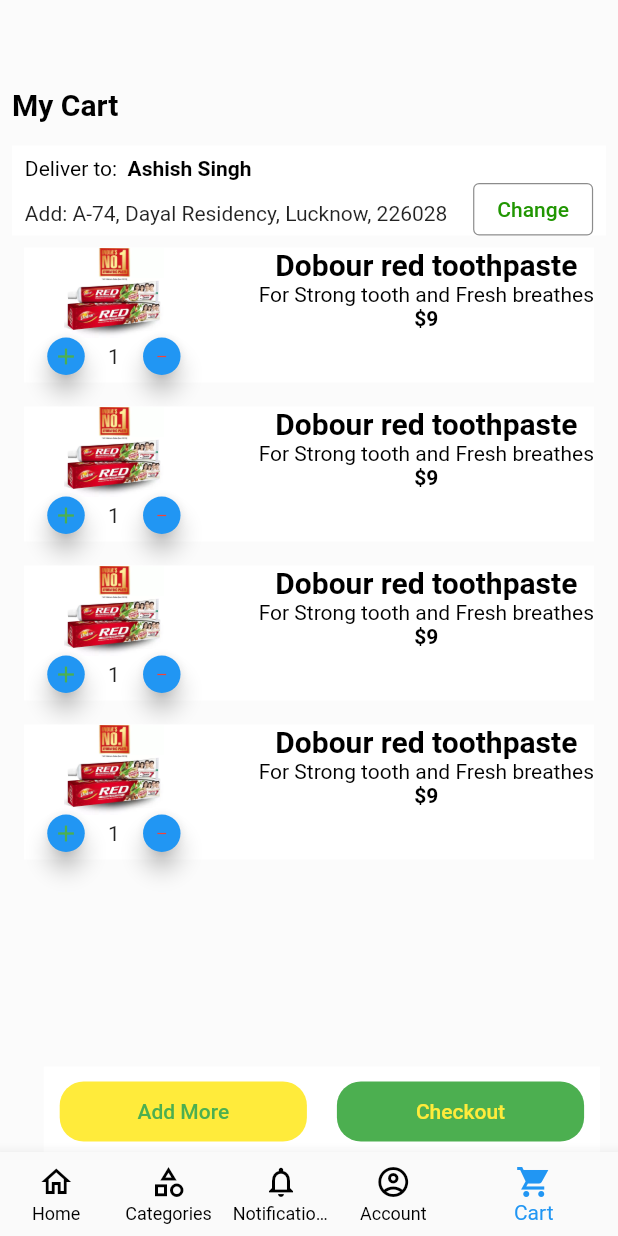
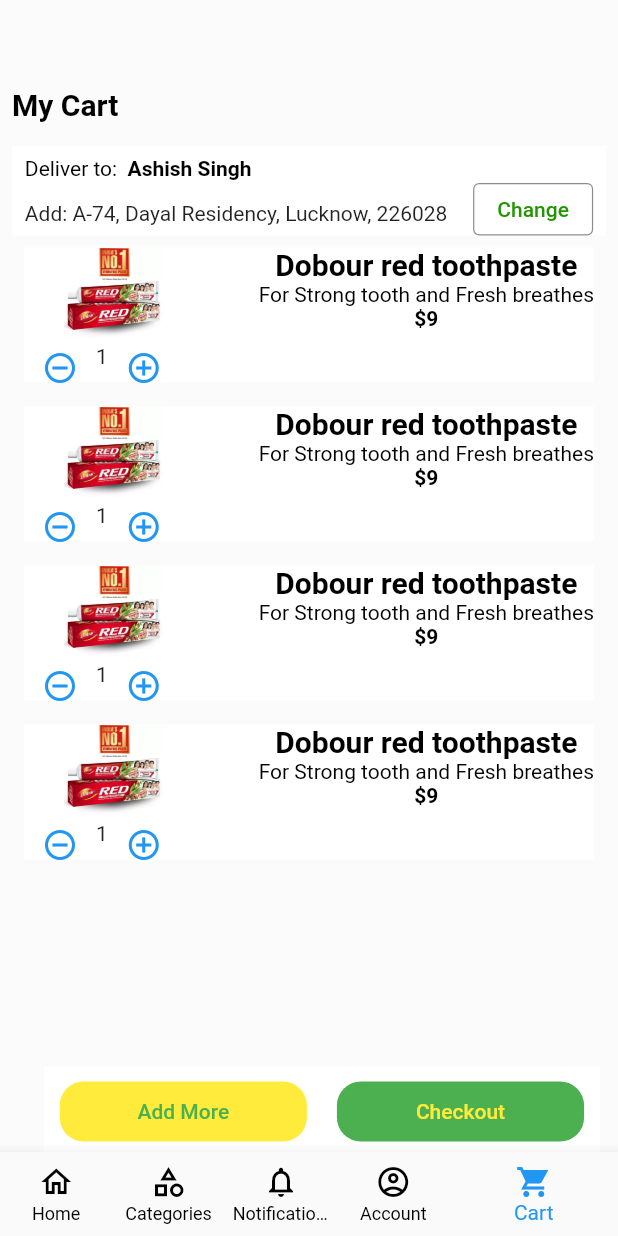
Before and after one commit to ashish622/flipkart_app_clone, a Flutter app: the screen it shows after launch, swiped to page 5, on a phone screen of 412 x 824 dp. Run offline on Flutter 3.47's test engine with Material 2 defaults, Android fonts, the phone set to English and light mode, and no system bars; our stand-ins replace cloud_firestore, firebase_core; accounts and stored records are empty.

Commit message:
'cart screen changed'

```diff
--- a/lib/screens/shoping_cart_screen.dart
+++ b/lib/screens/shoping_cart_screen.dart
@@ -1,9 +1,14 @@
+import 'package:flipkart_home/main.dart';
 import 'package:flutter/material.dart';
 
-class ShoppingCartScreen extends StatelessWidget {
- ShoppingCartScreen({Key? key}) : super(key: key);
+class ShoppingCartScreen extends StatefulWidget {
+ const ShoppingCartScreen({Key? key}) : super(key: key);
 
-  int count = 1;
+  @override
+  State<ShoppingCartScreen> createState() => _ShoppingCartScreenState();
+}
+
+class _ShoppingCartScreenState extends State<ShoppingCartScreen> {
 
   @override
   Widget build(BuildContext context) {
@@ -96,6 +101,7 @@
                             ListView.builder(
                               itemCount: 4,
                               itemBuilder: (BuildContext context, index){
+                                var count=1;
                                 return Padding(
                                   padding: const EdgeInsets.all(8.0),
                                   child: Container(
@@ -117,27 +123,31 @@
                                               width: 120,
                                               child: Row(
                                                 children: [
-                                                  FloatingActionButton(
+                                                  IconButton(
                                                     onPressed: (){
-                                                      if(count>0){
-                                                        count = count-1;
+                                                      if (count>0){
+                                                        setState(() {
+                                                          count = count - 1;
+                                                        });
                                                       }
                                                     },
-                                                    child: const Icon(Icons.add,
-                                                      color: Colors.green,
-                                                      size: 18,
+                                                    icon: const Icon(
+                                                      Icons.remove_circle_outline,
+                                                      color: Colors.blue,
                                                     ),
                                                   ),
                                                   Text('$count'),
-                                                  FloatingActionButton(
+                                                  IconButton(
                                                     onPressed: (){
-                                                      if(count<10){
-                                                        count = count+1;
+                                                      if (count<10){
+                                                        setState(() {
+                                                          count = count + 1;
+                                                        });
                                                       }
                                                     },
-                                                    child: const Icon(Icons.remove,
-                                                      color: Colors.red,
-                                                      size: 10,
+                                                    icon: const Icon(
+                                                      Icons.add_circle_outline,
+                                                      color: Colors.blue,
                                                     ),
                                                   ),
                                                 ],
@@ -194,7 +204,14 @@
                                           color: Colors.yellow
                                       ),
                                       child: TextButton(
-                                        onPressed: (){},
+                                        onPressed: (){
+                                          Navigator.push(
+                                            context,
+                                            MaterialPageRoute(
+                                              builder: (BuildContext context) => MyApp(),
+                                            ),
+                                          );
+                                        },
                                         child: const Text('Add More',
                                           style: TextStyle(
                                               color: Colors.green
@@ -211,7 +228,8 @@
                                         color: Colors.green
                                       ),
                                       child: TextButton(
-                                        onPressed: (){},
+                                        onPressed: (){
+                                        },
                                         child: const Text(
                                           'Checkout',
                                           style: TextStyle(
```
